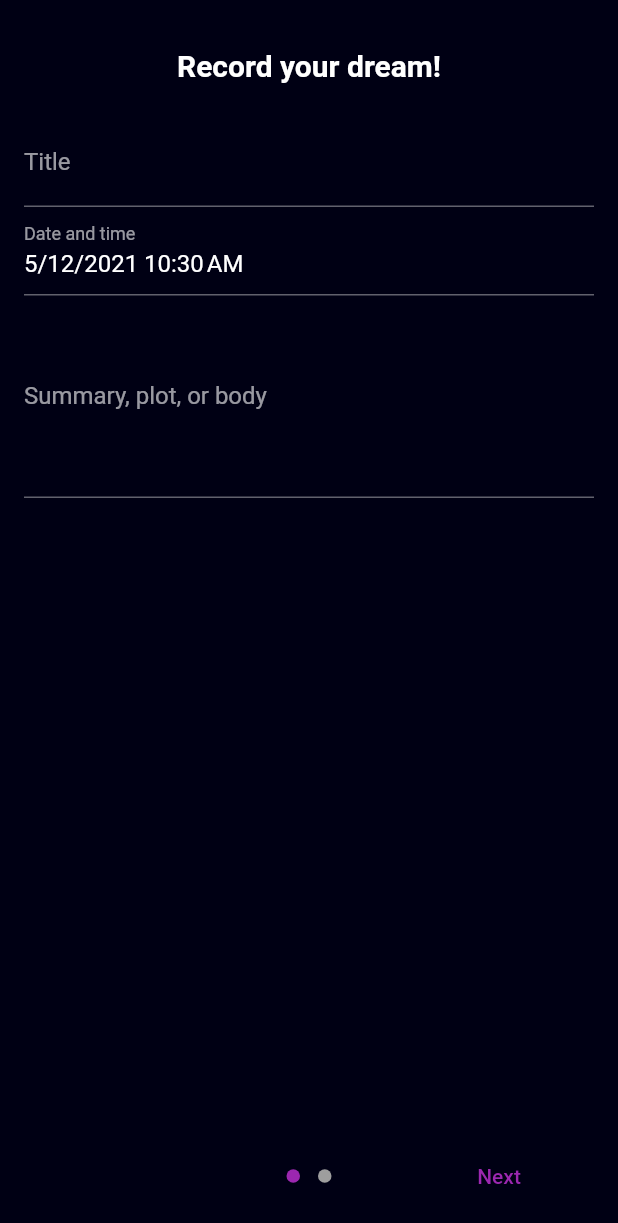
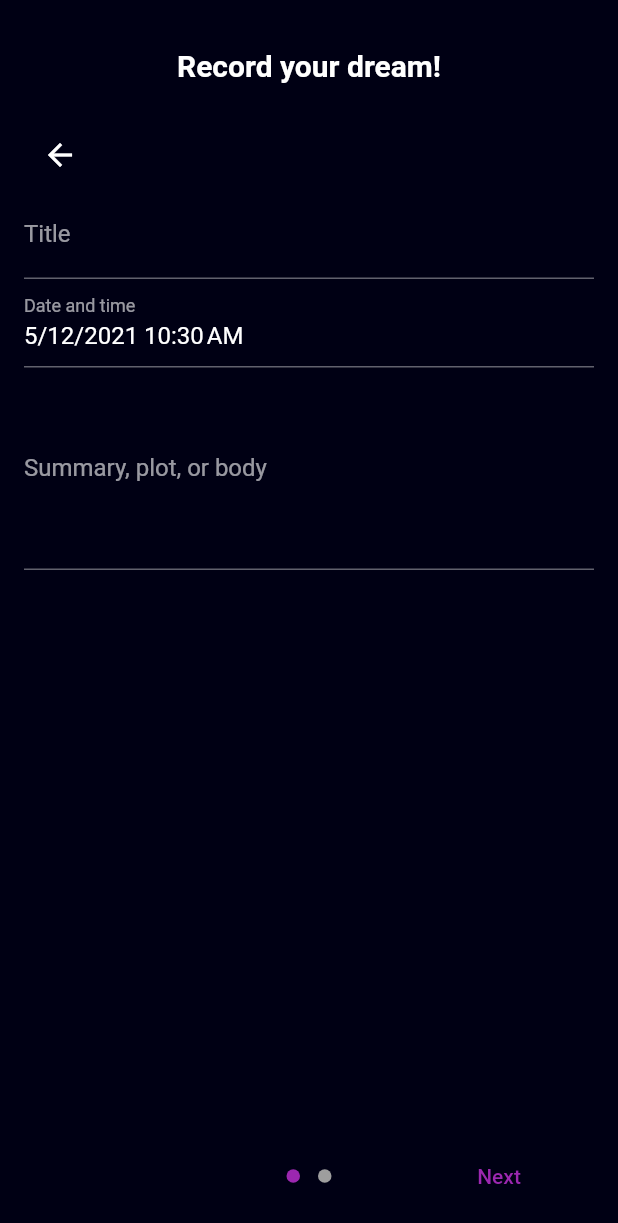
Before and after one commit to bleonard252/lucidlog, a Flutter app: the screen it shows after launch, after a tap on "New Entry", on a phone screen of 412 x 824 dp. Shown: the top 1223 px of the screen. Run offline on Flutter 3.47's test engine with Material 2 defaults, Android fonts, the phone set to English and light mode, and no system bars; drawn by our look-alikes of date_field, introduction_screen; our stand-ins replace get, shared_preferences; missing offline and left inert: date_time_format, mdi, objectdb, shared_preferences_settings.

```diff
--- a/lib/main.dart
+++ b/lib/main.dart
@@ -65,6 +65,7 @@ class MyApp extends StatelessWidget {
         GetPage(name: "/", page: () => DreamListScreen()),
         GetPage(name: "/settings", page: () => SettingsRoot()),
         GetPage(name: "/new", page: () => DreamEdit(mode: DreamEditMode.create)),
+        GetPage(name: "/edit", page: () => DreamEdit(mode: DreamEditMode.edit, dream: Get.arguments as DreamRecord)),
         GetPage(name: "/details", page: () => middleSegment(DreamDetails(Get.arguments as DreamRecord)), transition: Transition.fadeIn, opaque: false)
       ],
     );
--- a/lib/views/editor.dart
+++ b/lib/views/editor.dart
@@ -50,6 +50,17 @@ class _DreamEditState extends State<DreamEdit> {
           bodyWidget: SingleChildScrollView(
             child: Column(
               children: [
+                Row(children: [
+                  IconButton(onPressed: Get.back, icon: Icon(Icons.arrow_back)),
+                  Expanded(child: Container()),
+                  if (widget.mode == DreamEditMode.complete || widget.mode == DreamEditMode.edit)
+                    TextButton.icon(
+                      onPressed: () => {},
+                      icon: Icon(Icons.delete_outline),
+                      label: Text("Delete"),
+                      style: ButtonStyle(foregroundColor: _Red()),
+                    ),
+                ]),
                 TextField(
                   controller: titleController,
                   decoration: InputDecoration(
@@ -60,7 +71,7 @@ class _DreamEditState extends State<DreamEdit> {
                   keyboardType: TextInputType.text,
                 ),
                 DateTimeField(
-                  onDateSelected: (value) => dateValue,
+                  onDateSelected: (value) {dateValue = value; setState(() {});},
                   selectedDate: dateValue,
                   mode: DateTimeFieldPickerMode.dateAndTime,
                   decoration: InputDecoration(
@@ -122,3 +133,18 @@ enum DreamEditMode {
   edit,
   complete
 }
+
+class _Red extends MaterialStateColor {
+  static Color _defaultColor = Colors.red;
+  static Color _pressedColor = Colors.red[700]!;
+
+  const _Red() : super(0xfff44336);
+
+  @override
+  Color resolve(Set<MaterialState> states) {
+    if (states.contains(MaterialState.pressed)) {
+      return _pressedColor;
+    }
+    return _defaultColor;
+  }
+}
--- a/lib/views/list.dart
+++ b/lib/views/list.dart
@@ -21,14 +21,17 @@ class _DreamListScreenState extends State<DreamListScreen> {
   bool isListInitialized = false;
 
   Future<void> reloadDreamList() {
-    return database.find({}).then<void>((value) {
+    return database.find({}).then<void>((value) async {
       List<DreamRecord> _list = [];
+      List<Future> _futures = [];
       value.forEach((element) {
         var _ = DreamRecord(element["_id"], database: database);
-        _.loadDocument();
+        _futures.add(_.loadDocument());
         _list.add(_);
       });
-      list = _list;
+      await Future.wait(_futures);
+      _list.sort((a, b) => a.timestamp.compareTo(b.timestamp));
+      list = _list.reversed.toList();
       isListInitialized = true;
       setState(() {});
     });
```
Also changed, not shown: lib/views/details.dart (+6 -1 lines), lib/views/settings.dart (+10 -0 lines).
